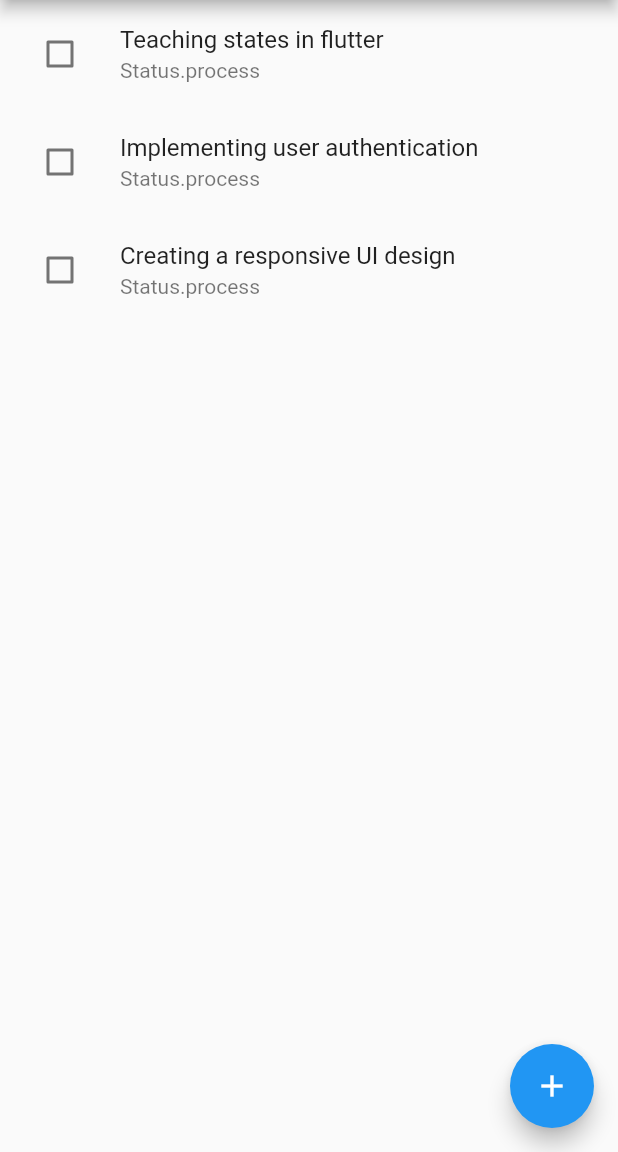
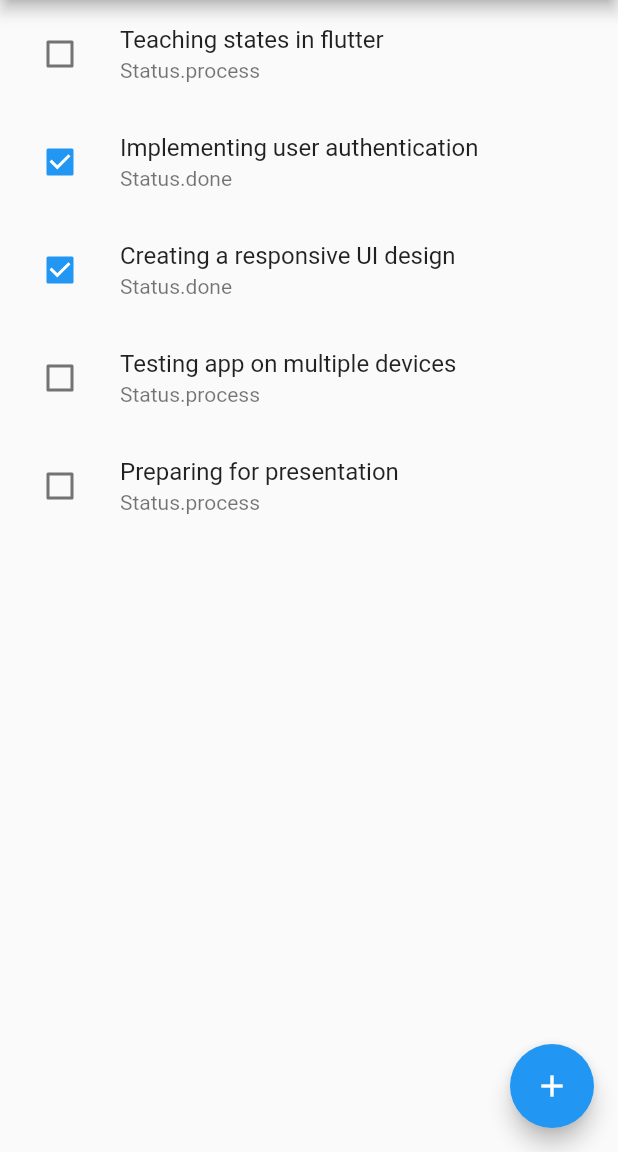
Before and after one commit to adadesions/SSRU_Flutter, a Flutter app: the screen it shows after launch, on a phone screen of 412 x 824 dp, the part 84-1236 px from its top. Run offline on Flutter 3.47's test engine with Material 2 defaults, Android fonts, the light colour scheme and no system bars; our stand-ins replace go_router.

Commit message:
Recreate Task data struction and add new data to task_list

```diff
--- a/todo_app/lib/data/task_list.dart
+++ b/todo_app/lib/data/task_list.dart
@@ -1,7 +1,34 @@
 import '../models/task.dart';
 
 List<Task> taskList = [
-  Task(id: 0, body: 'Teaching states in flutter', status: Status.process),
-  Task(id: 1, body: 'Implementing user authentication', status: Status.process),
-  Task(id: 2, body: 'Creating a responsive UI design', status: Status.process),
+  Task(
+      id: 0,
+      body: 'Teaching states in flutter',
+      status: Status.process,
+      deadline: "04/05/2023",
+      flag: Flags.personal),
+  Task(
+      id: 1,
+      body: 'Implementing user authentication',
+      status: Status.done,
+      deadline: "05/31/2023",
+      flag: Flags.work),
+  Task(
+      id: 2,
+      body: 'Creating a responsive UI design',
+      status: Status.done,
+      deadline: "06/15/2023",
+      flag: Flags.personal),
+  Task(
+      id: 3,
+      body: 'Testing app on multiple devices',
+      status: Status.process,
+      deadline: "07/07/2023",
+      flag: Flags.work),
+  Task(
+      id: 4,
+      body: 'Preparing for presentation',
+      status: Status.process,
+      deadline: "07/15/2023",
+      flag: Flags.work)
 ];
--- a/todo_app/lib/models/task.dart
+++ b/todo_app/lib/models/task.dart
@@ -1,9 +1,18 @@
 class Task {
   final int id;
   String body;
+  String deadline;
   Status status;
+  Flags flag;
 
-  Task({this.id = -1, this.body = "No Task", this.status = Status.none});
+  Task(
+      {this.id = -1,
+      this.body = "No Task",
+      this.deadline = "dd/mm/yyyy",
+      this.status = Status.none,
+      this.flag = Flags.none});
 }
 
 enum Status { done, process, archive, none }
+
+enum Flags { personal, work, school, social, none }
```
